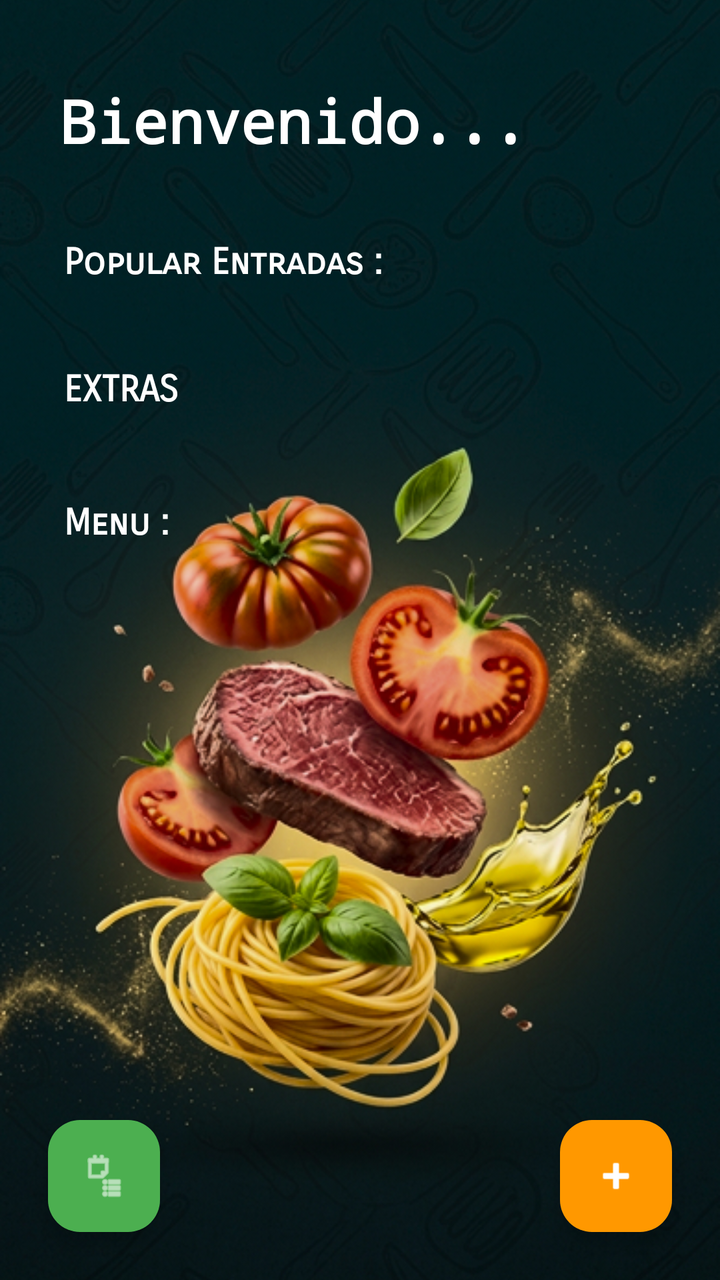
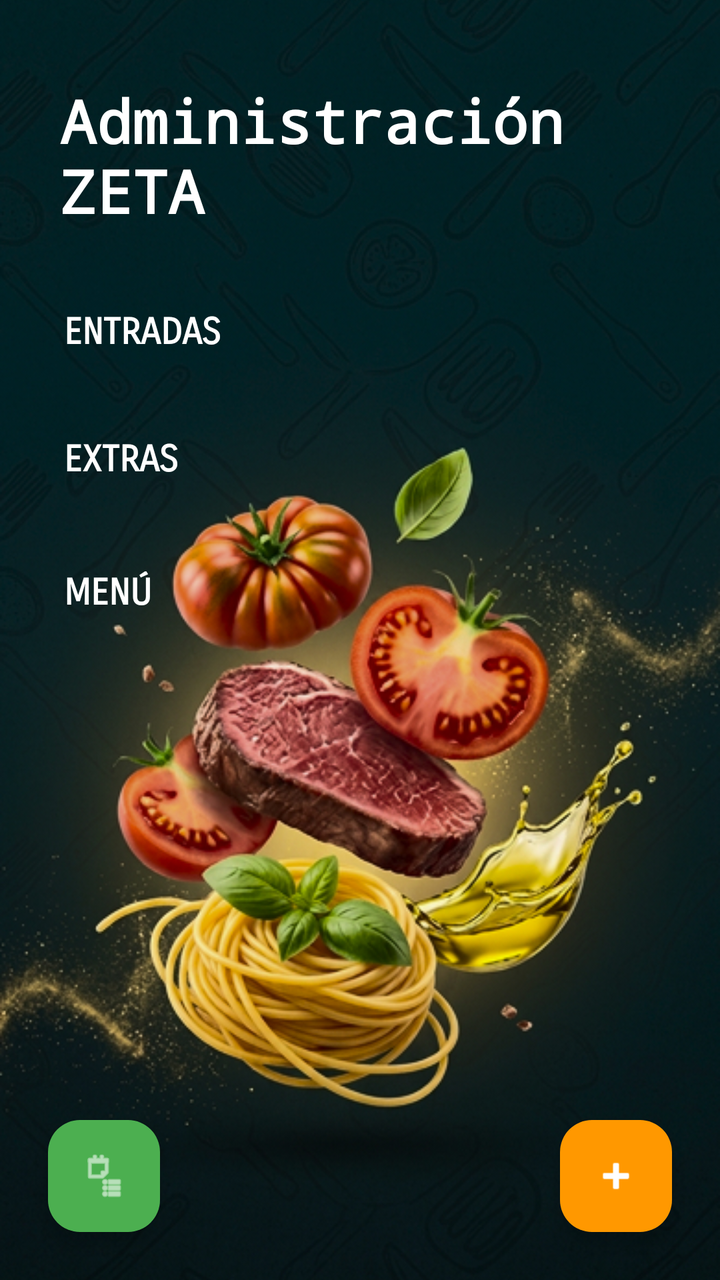

Compare the two renders of this Android layout. The source of the first and the diff that turns it into the second are given below.
<!-- AndroidManifest.xml: application theme Theme.AppZetaAdmin -->
<!-- res/layout/activity_menu.xml -->
<?xml version="1.0" encoding="utf-8"?>
<FrameLayout
    xmlns:android="http://schemas.android.com/apk/res/android"
    xmlns:app="http://schemas.android.com/apk/res-auto"
    xmlns:tools="http://schemas.android.com/tools"

    android:id="@+id/main"
    android:layout_width="match_parent"
    android:layout_height="match_parent"

    tools:context=".AdminMenu.ActivityMenu">


    
    
    

    <ImageView
        android:layout_width="match_parent"
        android:layout_height="match_parent"

        android:src="@drawable/fondo_menu"
        android:scaleType="centerCrop"

        android:contentDescription="@null" />


    
    
    

    <androidx.core.widget.NestedScrollView
        android:layout_width="match_parent"
        android:layout_height="match_parent"

        android:fillViewport="true"
        android:clipToPadding="false">

        <LinearLayout
            android:layout_width="match_parent"
            android:layout_height="wrap_content"

            android:orientation="vertical"

            android:paddingBottom="120dp">


            
            
            

            <TextView
                android:layout_width="wrap_content"
                android:layout_height="wrap_content"

                android:layout_marginStart="30dp"
                android:layout_marginTop="40dp"
                android:layout_marginEnd="30dp"
                android:layout_marginBottom="40dp"

                android:fontFamily="monospace"

                android:text="@string/todo_title"

                android:textColor="#FFFFFF"
                android:textSize="30sp"
                android:textStyle="bold" />


            
            
            

            <TextView
                android:layout_width="wrap_content"
                android:layout_height="wrap_content"

                android:layout_marginStart="32dp"
                android:layout_marginEnd="32dp"
                android:layout_marginBottom="12dp"

                android:fontFamily="sans-serif-smallcaps"

                android:text="@string/todo_categories"

                android:textColor="#FFFFFF"
                android:textSize="18sp"
                android:textStyle="bold" />


            <androidx.recyclerview.widget.RecyclerView
                android:id="@+id/rvEntradas"

                android:layout_width="match_parent"
                android:layout_height="wrap_content"

                android:clipToPadding="false"
                android:nestedScrollingEnabled="false" />


            
            
            

            <TextView
                android:layout_width="wrap_content"
                android:layout_height="wrap_content"

                android:layout_marginStart="32dp"
                android:layout_marginTop="30dp"
                android:layout_marginEnd="32dp"
                android:layout_marginBottom="15dp"

                android:fontFamily="sans-serif-smallcaps"

                android:text="EXTRAS"

                android:textColor="#FFFFFF"
                android:textSize="18sp"
                android:textStyle="bold" />


            <androidx.recyclerview.widget.RecyclerView
                android:id="@+id/rvExtras"

                android:layout_width="match_parent"
                android:layout_height="wrap_content"

                android:clipToPadding="false"
                android:nestedScrollingEnabled="false" />


            
            
            

            <TextView
                android:layout_width="wrap_content"
                android:layout_height="wrap_content"

                android:layout_marginStart="32dp"
                android:layout_marginTop="30dp"
                android:layout_marginEnd="32dp"
                android:layout_marginBottom="15dp"

                android:fontFamily="sans-serif-smallcaps"

                android:text="@string/todo_Menu"

                android:textColor="#FFFFFF"
                android:textSize="18sp"
                android:textStyle="bold" />


            <androidx.recyclerview.widget.RecyclerView
                android:id="@+id/rvMenu"

                android:layout_width="match_parent"
                android:layout_height="wrap_content"

                android:clipToPadding="false"
                android:nestedScrollingEnabled="false" />

        </LinearLayout>

    </androidx.core.widget.NestedScrollView>


    
    
    

    <ProgressBar
        android:id="@+id/progressBarMenu"

        android:layout_width="wrap_content"
        android:layout_height="wrap_content"

        android:layout_gravity="center"

        android:visibility="visible" />


    
    
    

    <com.google.android.material.floatingactionbutton.FloatingActionButton
        android:id="@+id/fabPedidos"

        android:layout_width="wrap_content"
        android:layout_height="wrap_content"

        android:layout_gravity="bottom|start"

        android:layout_margin="24dp"

        android:contentDescription="Ver pedidos"

        android:src="@android:drawable/ic_menu_agenda"

        app:backgroundTint="#4CAF50"
        app:tint="#FFFFFF" />


    
    
    

    <com.google.android.material.floatingactionbutton.FloatingActionButton
        android:id="@+id/fabAgregarMenu"

        android:layout_width="wrap_content"
        android:layout_height="wrap_content"

        android:layout_gravity="bottom|end"

        android:layout_margin="24dp"

        android:contentDescription="Agregar producto"

        android:src="@android:drawable/ic_input_add"

        app:backgroundTint="#FF9800"
        app:tint="#FFFFFF" />


</FrameLayout>
<!-- resources referenced by this layout -->
<resources>
  <!-- drawable fondo_menu: jpg bitmap (drawable, 342598 bytes) -->
  <string name="todo_Menu">Menu :</string>
  <string name="todo_categories">Popular Entradas :</string>
  <string name="todo_title">Bienvenido...</string>
  <style name="Theme.AppZetaAdmin" parent="Base.Theme.AppZetaAdmin" />
  <style name="Base.Theme.AppZetaAdmin" parent="Theme.Material3.DayNight.NoActionBar">
          
          
      </style>
</resources>

<!-- the commit's change to res/layout/activity_menu.xml (unified diff, before → after) -->
@@ -3,161 +3,100 @@
     xmlns:android="http://schemas.android.com/apk/res/android"
     xmlns:app="http://schemas.android.com/apk/res-auto"
     xmlns:tools="http://schemas.android.com/tools"
-
     android:id="@+id/main"
     android:layout_width="match_parent"
     android:layout_height="match_parent"
-
     tools:context=".AdminMenu.ActivityMenu">
-
-
-    
-    
-    
 
     <ImageView
         android:layout_width="match_parent"
         android:layout_height="match_parent"
-
-        android:src="@drawable/fondo_menu"
+        android:contentDescription="@null"
+        android:importantForAccessibility="no"
         android:scaleType="centerCrop"
-
-        android:contentDescription="@null" />
-
-
-    
-    
-    
+        app:srcCompat="@drawable/fondo_menu" />
 
     <androidx.core.widget.NestedScrollView
         android:layout_width="match_parent"
         android:layout_height="match_parent"
-
-        android:fillViewport="true"
-        android:clipToPadding="false">
+        android:clipToPadding="false"
+        android:fillViewport="true">
 
         <LinearLayout
             android:layout_width="match_parent"
             android:layout_height="wrap_content"
-
             android:orientation="vertical"
-
             android:paddingBottom="120dp">
-
-
-            
-            
-            
 
             <TextView
                 android:layout_width="wrap_content"
                 android:layout_height="wrap_content"
-
                 android:layout_marginStart="30dp"
                 android:layout_marginTop="40dp"
                 android:layout_marginEnd="30dp"
                 android:layout_marginBottom="40dp"
-
                 android:fontFamily="monospace"
-
-                android:text="@string/todo_title"
-
+                android:text="@string/admin_menu_title"
                 android:textColor="#FFFFFF"
                 android:textSize="30sp"
                 android:textStyle="bold" />
 
+            <TextView
+                android:layout_width="wrap_content"
+                android:layout_height="wrap_content"
+                android:layout_marginStart="32dp"
+                android:layout_marginEnd="32dp"
+                android:layout_marginBottom="12dp"
+                android:fontFamily="sans-serif-smallcaps"
+                android:text="@string/admin_menu_entries_section"
+                android:textColor="#FFFFFF"
+                android:textSize="18sp"
+                android:textStyle="bold" />
 
-            
-            
-            
+            <androidx.recyclerview.widget.RecyclerView
+                android:id="@+id/rvEntradas"
+                android:layout_width="match_parent"
+                android:layout_height="wrap_content"
+                android:clipToPadding="false"
+                android:nestedScrollingEnabled="false" />
 
             <TextView
                 android:layout_width="wrap_content"
                 android:layout_height="wrap_content"
-
                 android:layout_marginStart="32dp"
+                android:layout_marginTop="30dp"
                 android:layout_marginEnd="32dp"
-                android:layout_marginBottom="12dp"
-
+                android:layout_marginBottom="15dp"
                 android:fontFamily="sans-serif-smallcaps"
-
-                android:text="@string/todo_categories"
-
+                android:text="@string/admin_menu_extras_section"
                 android:textColor="#FFFFFF"
                 android:textSize="18sp"
                 android:textStyle="bold" />
 
-
             <androidx.recyclerview.widget.RecyclerView
-                android:id="@+id/rvEntradas"
-
+                android:id="@+id/rvExtras"
                 android:layout_width="match_parent"
                 android:layout_height="wrap_content"
-
                 android:clipToPadding="false"
                 android:nestedScrollingEnabled="false" />
-
-
-            
-            
-            
 
             <TextView
                 android:layout_width="wrap_content"
                 android:layout_height="wrap_content"
-
                 android:layout_marginStart="32dp"
                 android:layout_marginTop="30dp"
                 android:layout_marginEnd="32dp"
                 android:layout_marginBottom="15dp"
-
                 android:fontFamily="sans-serif-smallcaps"
-
-                android:text="EXTRAS"
-
+                android:text="@string/admin_menu_dishes_section"
                 android:textColor="#FFFFFF"
                 android:textSize="18sp"
                 android:textStyle="bold" />
 
-
             <androidx.recyclerview.widget.RecyclerView
-                android:id="@+id/rvExtras"
-
+                android:id="@+id/rvMenu"
                 android:layout_width="match_parent"
                 android:layout_height="wrap_content"
-
-                android:clipToPadding="false"
-                android:nestedScrollingEnabled="false" />
-
-
-            
-            
-            
-
-            <TextView
-                android:layout_width="wrap_content"
-                android:layout_height="wrap_content"
-
-                android:layout_marginStart="32dp"
-                android:layout_marginTop="30dp"
-                android:layout_marginEnd="32dp"
-                android:layout_marginBottom="15dp"
-
-                android:fontFamily="sans-serif-smallcaps"
-
-                android:text="@string/todo_Menu"
-
-                android:textColor="#FFFFFF"
-                android:textSize="18sp"
-                android:textStyle="bold" />
-
-
-            <androidx.recyclerview.widget.RecyclerView
-                android:id="@+id/rvMenu"
-
-                android:layout_width="match_parent"
-                android:layout_height="wrap_content"
-
                 android:clipToPadding="false"
                 android:nestedScrollingEnabled="false" />
 
@@ -165,64 +104,33 @@
 
     </androidx.core.widget.NestedScrollView>
 
-
-    
-    
-    
-
     <ProgressBar
         android:id="@+id/progressBarMenu"
-
         android:layout_width="wrap_content"
         android:layout_height="wrap_content"
-
         android:layout_gravity="center"
-
         android:visibility="visible" />
-
-
-    
-    
-    
 
     <com.google.android.material.floatingactionbutton.FloatingActionButton
         android:id="@+id/fabPedidos"
-
         android:layout_width="wrap_content"
         android:layout_height="wrap_content"
-
         android:layout_gravity="bottom|start"
-
         android:layout_margin="24dp"
-
-        android:contentDescription="Ver pedidos"
-
-        android:src="@android:drawable/ic_menu_agenda"
-
+        android:contentDescription="@string/admin_menu_view_orders"
         app:backgroundTint="#4CAF50"
+        app:srcCompat="@android:drawable/ic_menu_agenda"
         app:tint="#FFFFFF" />
-
-
-    
-    
-    
 
     <com.google.android.material.floatingactionbutton.FloatingActionButton
         android:id="@+id/fabAgregarMenu"
-
         android:layout_width="wrap_content"
         android:layout_height="wrap_content"
-
         android:layout_gravity="bottom|end"
-
         android:layout_margin="24dp"
-
-        android:contentDescription="Agregar producto"
-
-        android:src="@android:drawable/ic_input_add"
-
+        android:contentDescription="@string/admin_menu_add_product"
         app:backgroundTint="#FF9800"
+        app:srcCompat="@android:drawable/ic_input_add"
         app:tint="#FFFFFF" />
 
-
 </FrameLayout>
<!-- resource entries referenced after the edit -->
@@ -1,9 +1,12 @@
 <!-- resources referenced by this layout -->
 <resources>
   <!-- drawable fondo_menu: jpg bitmap (drawable, 342598 bytes) -->
-  <string name="todo_Menu">Menu :</string>
-  <string name="todo_categories">Popular Entradas :</string>
-  <string name="todo_title">Bienvenido...</string>
+  <string name="admin_menu_add_product">Agregar producto</string>
+  <string name="admin_menu_dishes_section">MENÚ</string>
+  <string name="admin_menu_entries_section">ENTRADAS</string>
+  <string name="admin_menu_extras_section">EXTRAS</string>
+  <string name="admin_menu_title">Administración ZETA</string>
+  <string name="admin_menu_view_orders">Ver pedidos</string>
   <style name="Theme.AppZetaAdmin" parent="Base.Theme.AppZetaAdmin" />
   <style name="Base.Theme.AppZetaAdmin" parent="Theme.Material3.DayNight.NoActionBar">
           
